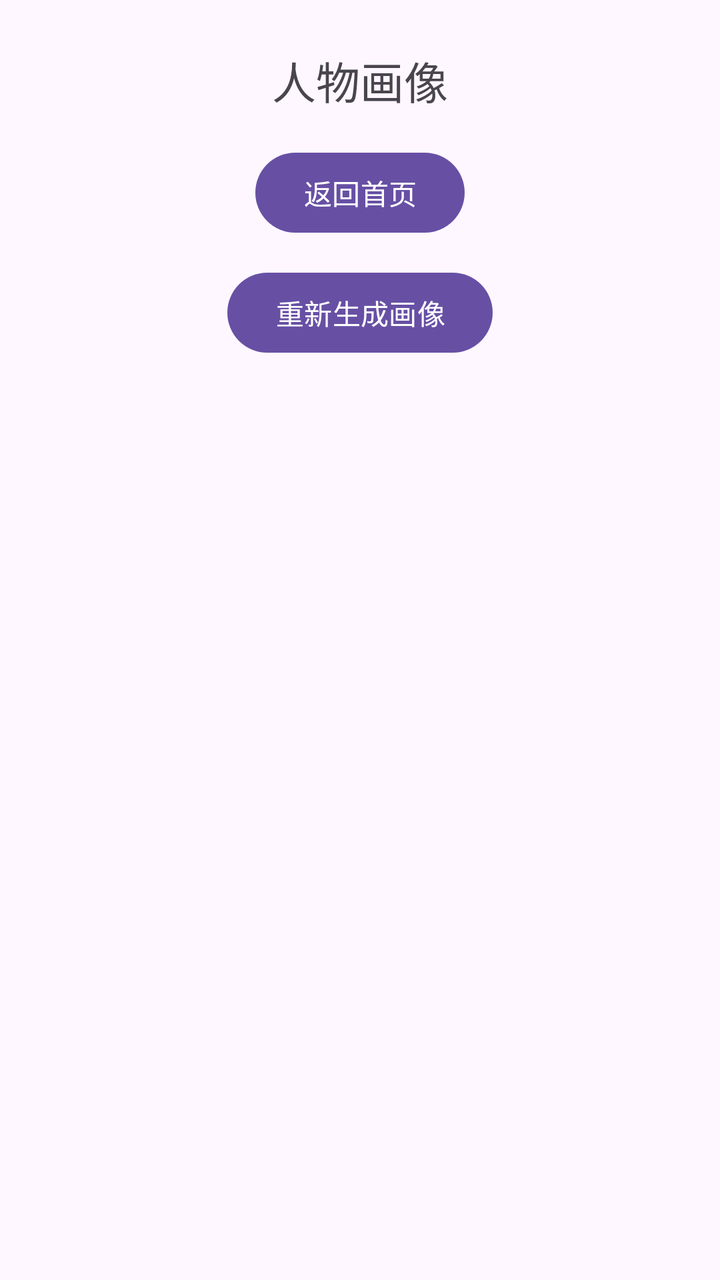
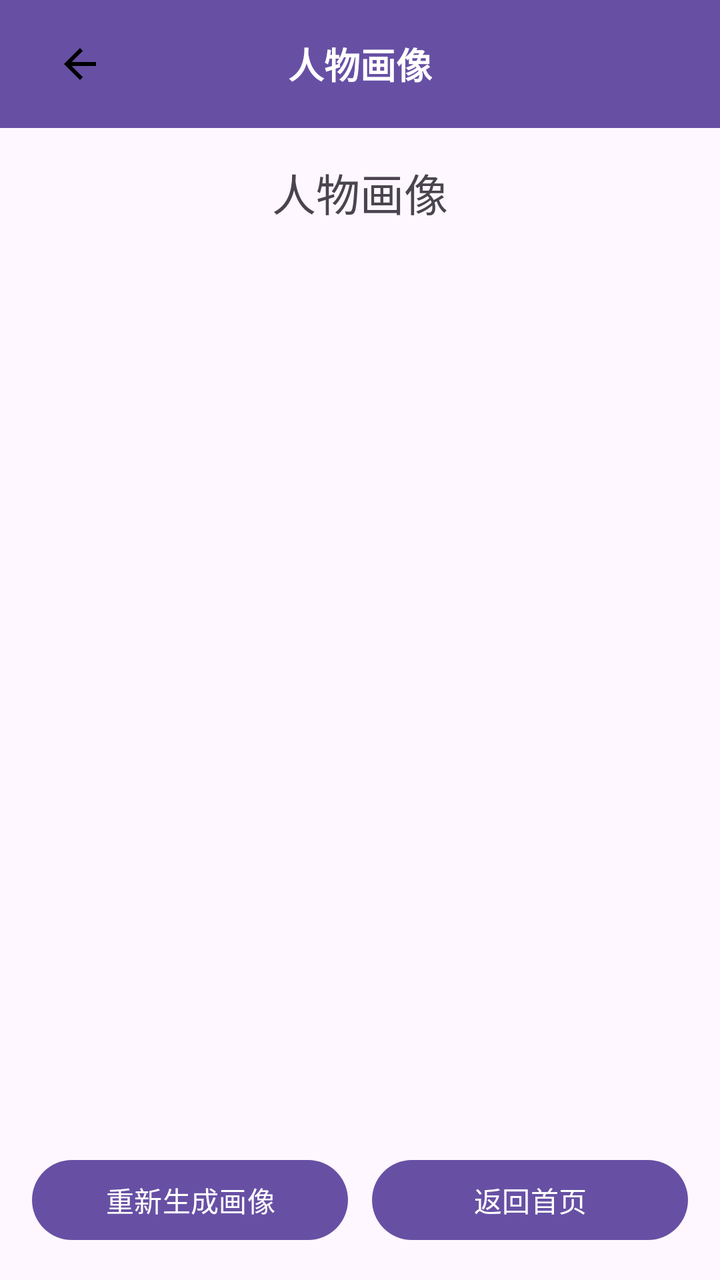

Screens rendered from an Android XML layout before and after an edit, with the pre-edit source and the edit as a unified diff.
<!-- AndroidManifest.xml: application theme Theme.StoryTeller -->
<!-- res/layout/activity_character.xml -->
<?xml version="1.0" encoding="utf-8"?>
<androidx.constraintlayout.widget.ConstraintLayout xmlns:android="http://schemas.android.com/apk/res/android"
    xmlns:app="http://schemas.android.com/apk/res-auto"
    android:layout_width="match_parent"
    android:layout_height="match_parent"
    android:padding="24dp">

    <TextView
        android:id="@+id/tv_character_title"
        android:layout_width="wrap_content"
        android:layout_height="wrap_content"
        android:text="@string/title_character"
        android:textSize="22sp"
        app:layout_constraintTop_toTopOf="parent"
        app:layout_constraintStart_toStartOf="parent"
        app:layout_constraintEnd_toEndOf="parent" />

    <Button
        android:id="@+id/btn_back_home"
        android:layout_width="wrap_content"
        android:layout_height="wrap_content"
        android:layout_marginTop="16dp"
        android:text="@string/action_back_home"
        app:layout_constraintTop_toBottomOf="@id/tv_character_title"
        app:layout_constraintStart_toStartOf="parent"
        app:layout_constraintEnd_toEndOf="parent" />

    <Button
        android:id="@+id/btn_regenerate_character"
        android:layout_width="wrap_content"
        android:layout_height="wrap_content"
        android:layout_marginTop="12dp"
        android:text="@string/action_regenerate_character"
        app:layout_constraintTop_toBottomOf="@id/btn_back_home"
        app:layout_constraintStart_toStartOf="parent"
        app:layout_constraintEnd_toEndOf="parent" />

    <ProgressBar
        android:id="@+id/pb_character_loading"
        android:layout_width="wrap_content"
        android:layout_height="wrap_content"
        android:layout_marginTop="16dp"
        android:visibility="gone"
        app:layout_constraintTop_toBottomOf="@id/btn_regenerate_character"
        app:layout_constraintStart_toStartOf="parent"
        app:layout_constraintEnd_toEndOf="parent" />

    <TextView
        android:id="@+id/tv_character_status"
        android:layout_width="0dp"
        android:layout_height="wrap_content"
        android:layout_marginTop="12dp"
        android:gravity="center"
        android:textSize="14sp"
        app:layout_constraintTop_toBottomOf="@id/pb_character_loading"
        app:layout_constraintStart_toStartOf="parent"
        app:layout_constraintEnd_toEndOf="parent" />

    <androidx.recyclerview.widget.RecyclerView
        android:id="@+id/rv_character_list"
        android:layout_width="0dp"
        android:layout_height="0dp"
        android:layout_marginTop="16dp"
        app:layout_constraintTop_toBottomOf="@id/tv_character_status"
        app:layout_constraintBottom_toBottomOf="parent"
        app:layout_constraintStart_toStartOf="parent"
        app:layout_constraintEnd_toEndOf="parent" />

</androidx.constraintlayout.widget.ConstraintLayout>
<!-- resources referenced by this layout -->
<resources>
  <string name="action_back_home">返回首页</string>
  <string name="action_regenerate_character">重新生成画像</string>
  <string name="title_character">人物画像</string>
  <style name="Theme.StoryTeller" parent="Base.Theme.StoryTeller" />
  <style name="Base.Theme.StoryTeller" parent="Theme.Material3.DayNight.NoActionBar">
          
          
      </style>
</resources>

<!-- the commit's change to res/layout/activity_character.xml (unified diff, before → after) -->
@@ -2,36 +2,49 @@
 <androidx.constraintlayout.widget.ConstraintLayout xmlns:android="http://schemas.android.com/apk/res/android"
     xmlns:app="http://schemas.android.com/apk/res-auto"
     android:layout_width="match_parent"
-    android:layout_height="match_parent"
-    android:padding="24dp">
+    android:layout_height="match_parent">
+
+    <com.google.android.material.appbar.AppBarLayout
+        android:id="@+id/appbar"
+        android:layout_width="0dp"
+        android:layout_height="wrap_content"
+        app:layout_constraintTop_toTopOf="parent"
+        app:layout_constraintStart_toStartOf="parent"
+        app:layout_constraintEnd_toEndOf="parent">
+
+        <androidx.appcompat.widget.Toolbar
+            android:layout_width="match_parent"
+            android:layout_height="?attr/actionBarSize"
+            android:background="?attr/colorPrimary">
+
+            <ImageView
+                android:id="@+id/btn_back"
+                android:layout_width="48dp"
+                android:layout_height="48dp"
+                android:layout_gravity="start"
+                android:padding="12dp"
+                android:src="@drawable/ic_arrow_back"
+                android:contentDescription="@string/action_back" />
+
+            <TextView
+                android:layout_width="wrap_content"
+                android:layout_height="wrap_content"
+                android:layout_gravity="center"
+                android:text="@string/title_character"
+                android:textColor="@android:color/white"
+                android:textSize="18sp"
+                android:textStyle="bold" />
+        </androidx.appcompat.widget.Toolbar>
+    </com.google.android.material.appbar.AppBarLayout>
 
     <TextView
-        android:id="@+id/tv_character_title"
-        android:layout_width="wrap_content"
-        android:layout_height="wrap_content"
-        android:text="@string/title_character"
-        android:textSize="22sp"
-        app:layout_constraintTop_toTopOf="parent"
-        app:layout_constraintStart_toStartOf="parent"
-        app:layout_constraintEnd_toEndOf="parent" />
-
-    <Button
-        android:id="@+id/btn_back_home"
+        android:id="@+id/tv_current_story_title"
         android:layout_width="wrap_content"
         android:layout_height="wrap_content"
         android:layout_marginTop="16dp"
-        android:text="@string/action_back_home"
-        app:layout_constraintTop_toBottomOf="@id/tv_character_title"
-        app:layout_constraintStart_toStartOf="parent"
-        app:layout_constraintEnd_toEndOf="parent" />
-
-    <Button
-        android:id="@+id/btn_regenerate_character"
-        android:layout_width="wrap_content"
-        android:layout_height="wrap_content"
-        android:layout_marginTop="12dp"
-        android:text="@string/action_regenerate_character"
-        app:layout_constraintTop_toBottomOf="@id/btn_back_home"
+        android:text="@string/title_character"
+        android:textSize="22sp"
+        app:layout_constraintTop_toBottomOf="@id/appbar"
         app:layout_constraintStart_toStartOf="parent"
         app:layout_constraintEnd_toEndOf="parent" />
 
@@ -41,7 +54,7 @@
         android:layout_height="wrap_content"
         android:layout_marginTop="16dp"
         android:visibility="gone"
-        app:layout_constraintTop_toBottomOf="@id/btn_regenerate_character"
+        app:layout_constraintTop_toBottomOf="@id/tv_current_story_title"
         app:layout_constraintStart_toStartOf="parent"
         app:layout_constraintEnd_toEndOf="parent" />
 
@@ -56,13 +69,46 @@
         app:layout_constraintStart_toStartOf="parent"
         app:layout_constraintEnd_toEndOf="parent" />
 
+    <LinearLayout
+        android:id="@+id/layout_character_actions"
+        android:layout_width="0dp"
+        android:layout_height="wrap_content"
+        android:layout_marginStart="16dp"
+        android:layout_marginEnd="16dp"
+        android:layout_marginBottom="16dp"
+        android:orientation="horizontal"
+        app:layout_constraintBottom_toBottomOf="parent"
+        app:layout_constraintStart_toStartOf="parent"
+        app:layout_constraintEnd_toEndOf="parent">
+
+        <Button
+            android:id="@+id/btn_regenerate_character"
+            android:layout_width="0dp"
+            android:layout_height="wrap_content"
+            android:layout_weight="1"
+            android:text="@string/action_regenerate_character"
+            android:textAllCaps="false" />
+
+        <View
+            android:layout_width="12dp"
+            android:layout_height="1dp" />
+
+        <Button
+            android:id="@+id/btn_back_home"
+            android:layout_width="0dp"
+            android:layout_height="wrap_content"
+            android:layout_weight="1"
+            android:text="@string/action_back_home"
+            android:textAllCaps="false" />
+    </LinearLayout>
+
     <androidx.recyclerview.widget.RecyclerView
         android:id="@+id/rv_character_list"
         android:layout_width="0dp"
         android:layout_height="0dp"
         android:layout_marginTop="16dp"
         app:layout_constraintTop_toBottomOf="@id/tv_character_status"
-        app:layout_constraintBottom_toBottomOf="parent"
+        app:layout_constraintBottom_toTopOf="@id/layout_character_actions"
         app:layout_constraintStart_toStartOf="parent"
         app:layout_constraintEnd_toEndOf="parent" />
 
<!-- resource entries referenced after the edit -->
@@ -1,5 +1,17 @@
 <!-- resources referenced by this layout -->
 <resources>
+  <!-- drawable ic_arrow_back (drawable) -->
+  <?xml version="1.0" encoding="utf-8"?>
+  <vector xmlns:android="http://schemas.android.com/apk/res/android"
+      android:width="24dp"
+      android:height="24dp"
+      android:viewportWidth="24"
+      android:viewportHeight="24">
+      <path
+          android:fillColor="#000000"
+          android:pathData="M20,11H7.83l5.59,-5.59L12,4l-8,8 8,8 1.41,-1.41L7.83,13H20v-2z"/>
+  </vector>
+  <string name="action_back">返回</string>
   <string name="action_back_home">返回首页</string>
   <string name="action_regenerate_character">重新生成画像</string>
   <string name="title_character">人物画像</string>
